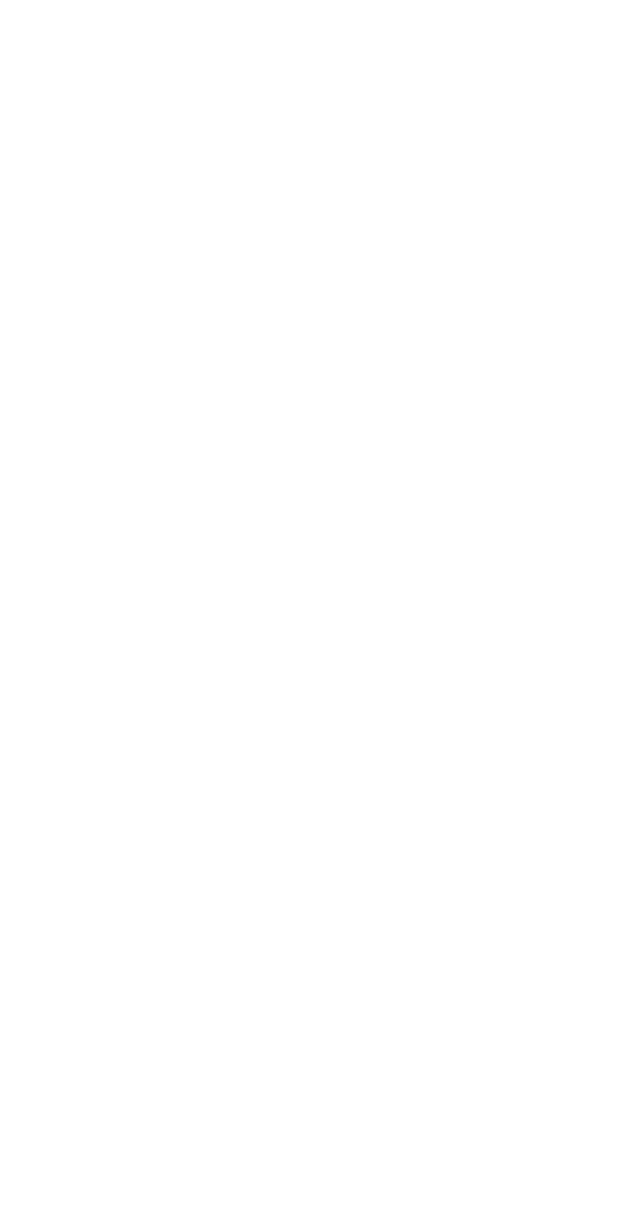
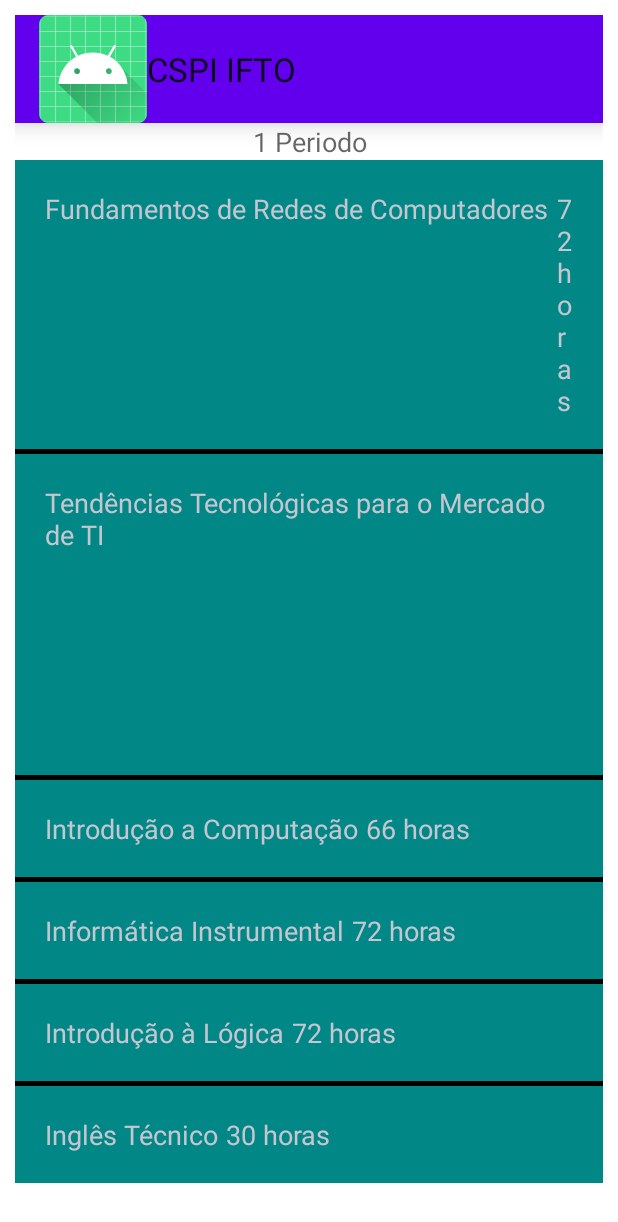
Before and after one commit to JhonatanSSantiago/PDM1-App_CSPI-IFTO, an Android app: the PrimeiroPeriodoActivity screen opened directly, with no data from a screen before it, on a phone screen of 412 x 824 dp. Before the commit the part shown is empty. Shown: the top 1222 px of the screen. Run offline under Robolectric (Android 15) with nearby library versions, the phone set to English and light mode, and no system bars.

Commit message:
Criando layout da lista, Criando classes MyAdapter, Disciplina, PrimeiroPeriodo

```diff
--- /dev/null
+++ b/app/src/main/java/com/jhonssantiago/cspiifto/Disciplina.java
@@ -0,0 +1,35 @@
+package com.jhonssantiago.cspiifto;
+
+public class Disciplina {
+    private String nome;
+    private String carga_horaria;
+
+    public Disciplina(String nome, String carga_horaria) {
+        this.nome = nome;
+        this.carga_horaria = carga_horaria;
+    }
+
+    public String getNome() {
+        return nome;
+    }
+
+    public void setNome(String nome) {
+        this.nome = nome;
+    }
+
+    public String getCarga_horaria() {
+        return carga_horaria;
+    }
+
+    public void setCarga_horaria(String carga_horaria) {
+        this.carga_horaria = carga_horaria;
+    }
+
+    @Override
+    public String toString() {
+        return "Disciplina{" +
+                "nome='" + nome + '\'' +
+                ", carga_horaria='" + carga_horaria + '\'' +
+                '}';
+    }
+}
--- a/app/src/main/java/com/jhonssantiago/cspiifto/MainActivity.java
+++ b/app/src/main/java/com/jhonssantiago/cspiifto/MainActivity.java
@@ -22,9 +22,7 @@ public class MainActivity extends AppCompatActivity {
 
         Toolbar toolbar = findViewById(R.id.my_toolbar);
         setSupportActionBar(toolbar);
-
         getSupportActionBar().setDisplayHomeAsUpEnabled(true);
-        getSupportActionBar().setTitle("IFTO");
 
 
     }
@@ -41,7 +39,6 @@ public class MainActivity extends AppCompatActivity {
         switch (item.getItemId()){
             case R.id.primeiro_p:
                 it = new Intent(getApplicationContext(), PrimeiroPeriodoActivity.class);
-                it.putExtra("dados", "Java");
                 startActivity(it);
                 return true;
 
--- /dev/null
+++ b/app/src/main/java/com/jhonssantiago/cspiifto/MyAdapter.java
@@ -0,0 +1,51 @@
+package com.jhonssantiago.cspiifto;
+
+import android.content.Context;
+import android.view.LayoutInflater;
+import android.view.View;
+import android.view.ViewGroup;
+import android.widget.BaseAdapter;
+import android.widget.TextView;
+
+import java.util.ArrayList;
+
+public class MyAdapter extends BaseAdapter {
+    private LayoutInflater inflater;
+    private ArrayList<Disciplina> disciplinaArrayList;
+
+
+    public MyAdapter(Context context, ArrayList<Disciplina> disciplinaArrayList) {
+        this.disciplinaArrayList = disciplinaArrayList;
+        inflater = LayoutInflater.from(context);
+    }
+
+    @Override
+    public int getCount() {
+        return disciplinaArrayList.size();
+    }
+
+    @Override
+    public Object getItem(int position) {
+        return disciplinaArrayList.get(position);
+    }
+
+    @Override
+    public long getItemId(int position) {
+        return position;
+    }
+
+    @Override
+    public View getView(int position, View view, ViewGroup viewGroup) {
+        Disciplina disciplina= disciplinaArrayList.get(position);
+
+        view = inflater.inflate(R.layout.details, null); //view vazia
+
+        TextView textViewDisciplina = view.findViewById(R.id.textView_NomeDisciplina); //preenchendo view
+        textViewDisciplina.setText(disciplina.getNome());
+        TextView textViewCargaHoraria = view.findViewById(R.id.textView_CargaHoraria);
+        textViewCargaHoraria.setText(disciplina.getCarga_horaria());
+
+
+        return view;
+    }
+}
--- a/app/src/main/java/com/jhonssantiago/cspiifto/PrimeiroPeriodoActivity.java
+++ b/app/src/main/java/com/jhonssantiago/cspiifto/PrimeiroPeriodoActivity.java
@@ -3,18 +3,44 @@ package com.jhonssantiago.cspiifto;
 import androidx.appcompat.app.AppCompatActivity;
 
 import android.os.Bundle;
+import android.widget.ListView;
 import android.widget.TextView;
 
+import java.util.ArrayList;
+
 public class PrimeiroPeriodoActivity extends AppCompatActivity {
-    private TextView textView;
+    private ListView listView_itens;
+    private MyAdapter meuAdapter;
+    private ArrayList<Disciplina> disciplinas;
+
     @Override
     protected void onCreate(Bundle savedInstanceState) {
         super.onCreate(savedInstanceState);
         setContentView(R.layout.activity_primeiro_periodo);
 
-        textView = findViewById(R.id.textView_java);
+        listView_itens = findViewById(R.id.listView_itens);
+        criarLista();
+        meuAdapter = new MyAdapter(getApplicationContext(), disciplinas);
+        listView_itens.setAdapter(meuAdapter);
 
-        String msg = getIntent().getStringExtra("dados");
-        textView.setText(msg);
+
+    }
+
+    private void criarLista(){
+        disciplinas = new ArrayList<>();
+        Disciplina d1 = new Disciplina("Fundamentos de Redes de Computadores", "72 horas");
+        Disciplina d2 = new Disciplina("Tendências Tecnológicas para o Mercado de TI", "36 horas");
+        Disciplina d3 = new Disciplina("Introdução a Computação", "66 horas");
+        Disciplina d4 = new Disciplina("Informática Instrumental", "72 horas");
+        Disciplina d5 = new Disciplina("Introdução à Lógica", "72 horas");
+        Disciplina d6 = new Disciplina("Inglês Técnico", "30 horas");
+
+        disciplinas.add(d1);
+        disciplinas.add(d2);
+        disciplinas.add(d3);
+        disciplinas.add(d4);
+        disciplinas.add(d5);
+        disciplinas.add(d6);
+
     }
 }
--- a/app/src/main/res/layout/activity_primeiro_periodo.xml
+++ b/app/src/main/res/layout/activity_primeiro_periodo.xml
@@ -5,12 +5,22 @@
     android:layout_width="match_parent"
     android:layout_height="match_parent"
     android:orientation="vertical"
+    android:layout_margin="10dp"
     tools:context=".PrimeiroPeriodoActivity">
-
+    <include layout="@layout/my_toolbar"/>
     <TextView
         android:layout_width="match_parent"
         android:layout_height="wrap_content"
         android:gravity="center"
-        android:id="@+id/textView_java"/>
+        android:textAppearance="@style/TextAppearance.AppCompat.Medium"
+        android:text="1 Periodo" />
+
+    <ListView
+        android:layout_width="match_parent"
+        android:layout_height="wrap_content"
+        android:background="@color/teal_700"
+        android:dividerHeight="3dp"
+        android:divider="@color/black"
+        android:id="@+id/listView_itens" />
 
 </LinearLayout>
--- /dev/null
+++ b/app/src/main/res/layout/details.xml
@@ -0,0 +1,30 @@
+<?xml version="1.0" encoding="utf-8"?>
+<LinearLayout xmlns:android="http://schemas.android.com/apk/res/android"
+    android:layout_width="match_parent"
+    android:layout_height="match_parent"
+    android:orientation="vertical">
+
+    <LinearLayout
+        android:layout_width="match_parent"
+        android:layout_height="wrap_content"
+        android:orientation="horizontal"
+        android:layout_margin="10dp"
+        android:padding="10dp">
+
+        <TextView
+            android:layout_width="wrap_content"
+            android:layout_height="match_parent"
+            android:text="Disciplina"
+            android:textAppearance="@style/TextAppearance.AppCompat.Medium"
+            android:id="@+id/textView_NomeDisciplina"/>
+
+        <TextView
+            android:layout_width="match_parent"
+            android:layout_height="match_parent"
+            android:gravity="center_vertical"
+            android:layout_marginLeft="5dp"
+            android:id="@+id/textView_CargaHoraria"
+            android:textAppearance="@style/TextAppearance.AppCompat.Medium"
+            android:text="Carga Horaria" />
+    </LinearLayout>
+</LinearLayout>
--- a/app/src/main/res/values/strings.xml
+++ b/app/src/main/res/values/strings.xml
@@ -1,5 +1,5 @@
 <resources>
-    <string name="app_name">CSPI IFTO</string>
-    <string name="android">Android</string>
+    <string name="app_name"></string>
+    <string name="android">CSPI IFTO</string>
     <string name="textView_Descricao">O curso visa formar profissionais capazes de desenvolver competências associadas à gerência e ao desenvolvimento de sistemas para Internet. Propõe mesclar conhecimentos teóricos e atividades práticas, com foco nas técnicas, metodologias apropriadas, e linguagens aplicadas às atividades de concepção, especificação, projeto, implementação, avaliação, suporte e manutenção de sistemas para Internet, ao desenvolvimento de Websites e à programação para dispositivos móveis.</string>
 </resources>
```
